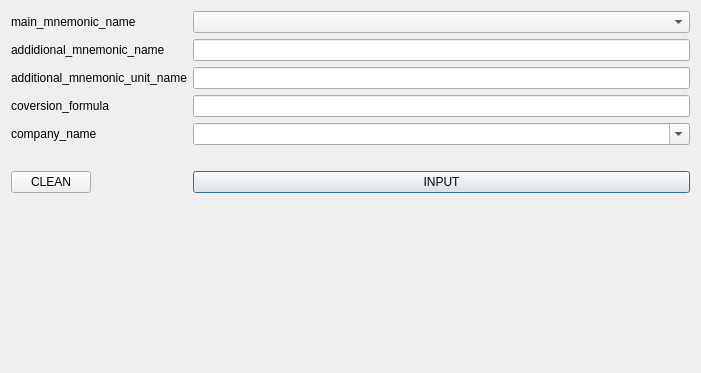
Old version of the form additionalmnemonicaddwindow.ui in the repository vanish194/QueryDataBaseEditor.
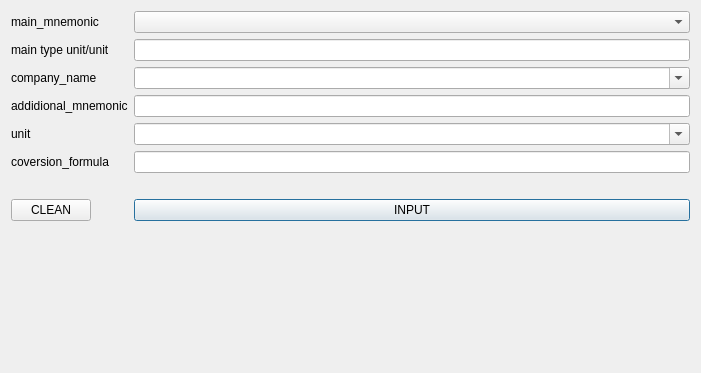
New version of the form.

```diff
--- a/additionalmnemonicaddwindow.ui
+++ b/additionalmnemonicaddwindow.ui
@@ -17,82 +17,103 @@
    <item row="0" column="0">
     <widget class="QLabel" name="label_2">
      <property name="text">
-      <string>main_mnemonic_name</string>
+      <string>main_mnemonic</string>
      </property>
     </widget>
    </item>
-   <item row="0" column="1">
-    <widget class="QComboBox" name="comboBox_main_mnemonic_name">
-     <property name="enabled">
-      <bool>true</bool>
+   <item row="14" column="1">
+    <widget class="QLabel" name="label_input_info">
+     <property name="text">
+      <string/>
      </property>
     </widget>
    </item>
-   <item row="1" column="0">
-    <widget class="QLabel" name="label">
+   <item row="15" column="1">
+    <widget class="QPushButton" name="pushButton_INPUT">
      <property name="text">
-      <string>addidional_mnemonic_name</string>
+      <string>INPUT</string>
      </property>
     </widget>
    </item>
-   <item row="1" column="1">
-    <widget class="QLineEdit" name="lineEdit_addidional_mnemonic_name"/>
+   <item row="15" column="0">
+    <widget class="QPushButton" name="pushButton_CLEAN">
+     <property name="text">
+      <string>CLEAN</string>
+     </property>
+    </widget>
    </item>
    <item row="2" column="0">
-    <widget class="QLabel" name="label_3">
+    <widget class="QLabel" name="label_5">
      <property name="text">
-      <string>additional_mnemonic_unit_name</string>
+      <string>company_name</string>
      </property>
     </widget>
    </item>
    <item row="2" column="1">
-    <widget class="QLineEdit" name="lineEdit_additional_mnemonic_unit_name"/>
+    <widget class="QComboBox" name="comboBox_company_name">
+     <property name="editable">
+      <bool>true</bool>
+     </property>
+    </widget>
    </item>
    <item row="3" column="0">
+    <widget class="QLabel" name="label">
+     <property name="text">
+      <string>addidional_mnemonic</string>
+     </property>
+    </widget>
+   </item>
+   <item row="3" column="1">
+    <widget class="QLineEdit" name="lineEdit_addidional_mnemonic_name"/>
+   </item>
+   <item row="4" column="0">
+    <widget class="QLabel" name="label_3">
+     <property name="text">
+      <string>unit</string>
+     </property>
+    </widget>
+   </item>
+   <item row="6" column="0">
     <widget class="QLabel" name="label_4">
      <property name="text">
       <string>coversion_formula</string>
      </property>
     </widget>
    </item>
-   <item row="3" column="1">
+   <item row="6" column="1">
     <widget class="QLineEdit" name="lineEdit_coversion_formula"/>
    </item>
-   <item row="4" column="0">
-    <widget class="QLabel" name="label_5">
+   <item row="0" column="1">
+    <widget class="QComboBox" name="comboBox_main_mnemonic_name">
+     <property name="enabled">
+      <bool>true</bool>
+     </property>
+    </widget>
+   </item>
+   <item row="1" column="1">
+    <widget class="QLineEdit" name="lineEdit_unit_info">
+     <property name="enabled">
+      <bool>true</bool>
+     </property>
+     <property name="readOnly">
+      <bool>true</bool>
+     </property>
+    </widget>
+   </item>
+   <item row="1" column="0">
+    <widget class="QLabel" name="label_6">
      <property name="text">
-      <string>company_name</string>
+      <string>main type unit/unit</string>
      </property>
     </widget>
    </item>
    <item row="4" column="1">
-    <widget class="QComboBox" name="comboBox_company_name">
+    <widget class="QComboBox" name="comboBox_derived_unit">
      <property name="editable">
       <bool>true</bool>
      </property>
     </widget>
    </item>
-   <item row="5" column="1">
-    <widget class="QLabel" name="label_input_info">
-     <property name="text">
-      <string/>
-     </property>
-    </widget>
-   </item>
-   <item row="6" column="1">
-    <widget class="QPushButton" name="pushButton_INPUT">
-     <property name="text">
-      <string>INPUT</string>
-     </property>
-    </widget>
-   </item>
-   <item row="6" column="0">
-    <widget class="QPushButton" name="pushButton_CLEAN">
-     <property name="text">
-      <string>CLEAN</string>
-     </property>
-    </widget>
-   </item>
   </layout>
  </widget>
  <resources/>
```
